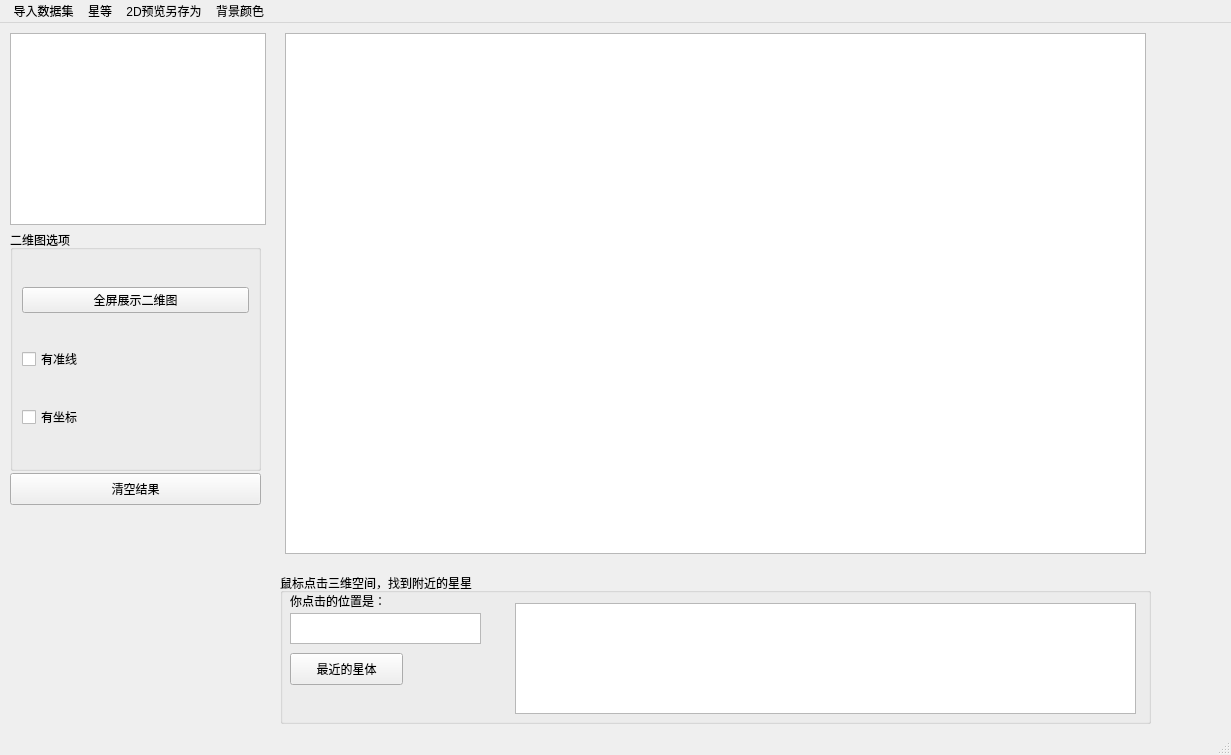
First picture: the form in mainwindow.ui, repository Liyunfan1998/LookUp2TheStars, before the edit.
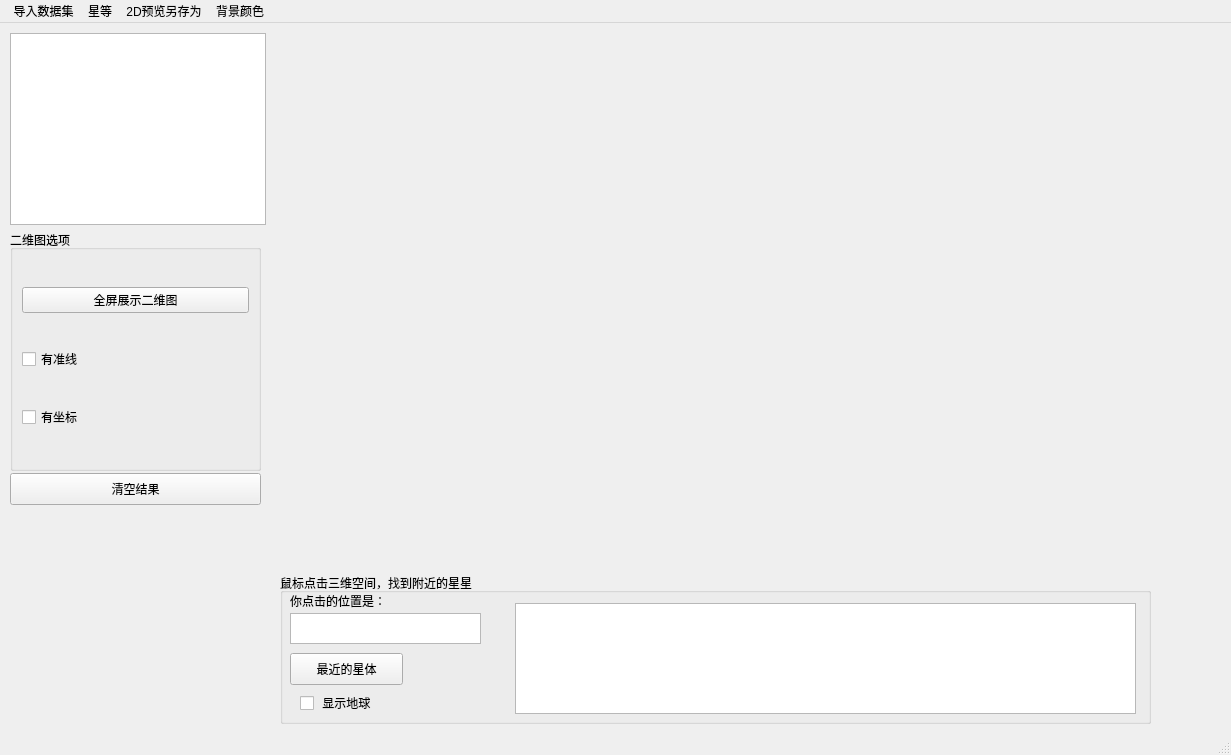
Second picture: the form after the edit.

```diff
--- a/mainwindow.ui
+++ b/mainwindow.ui
@@ -60,16 +60,6 @@
      </rect>
     </property>
    </widget>
-   <widget class="QGraphicsView" name="preview3D">
-    <property name="geometry">
-     <rect>
-      <x>285</x>
-      <y>10</y>
-      <width>861</width>
-      <height>521</height>
-     </rect>
-    </property>
-   </widget>
    <widget class="QGroupBox" name="tools3D">
     <property name="geometry">
      <rect>
@@ -128,6 +118,19 @@
       </rect>
      </property>
     </widget>
+    <widget class="QCheckBox" name="checkBox">
+     <property name="geometry">
+      <rect>
+       <x>20</x>
+       <y>120</y>
+       <width>86</width>
+       <height>20</height>
+      </rect>
+     </property>
+     <property name="text">
+      <string> 显示地球</string>
+     </property>
+    </widget>
    </widget>
    <widget class="QPushButton" name="resetBtn">
     <property name="geometry">
@@ -142,6 +145,17 @@
      <string>清空结果</string>
     </property>
    </widget>
+   <widget class="QWidget" name="verticalLayoutWidget">
+    <property name="geometry">
+     <rect>
+      <x>290</x>
+      <y>10</y>
+      <width>861</width>
+      <height>531</height>
+     </rect>
+    </property>
+    <layout class="QVBoxLayout" name="verticalLayout_2"/>
+   </widget>
   </widget>
   <widget class="QStatusBar" name="statusbar"/>
   <widget class="QMenuBar" name="menubar">
```
Left out of the diff: 6 changed lines with no effect on the pictures.
